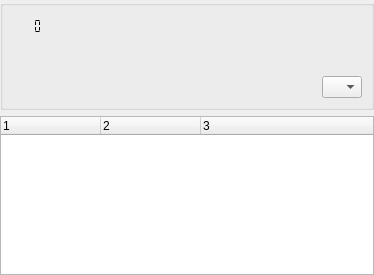
This is trunk/qtui/m1.ui in svn2github/mameplus as Qt 5 draws it before an edit. The edited form follows.
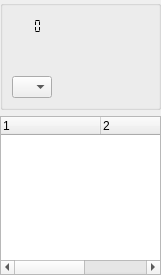
This is the edited form. Icons and pictures are not drawn.

Commit message: 1.3 b16 users can easily drag tabs to rearrange order added Korean translation resize background image on window resize fixed a bug in restoring width of Folder List widget fixed CHD verification new icon

The edit to the form file:
```diff
--- a/trunk/qtui/m1.ui
+++ b/trunk/qtui/m1.ui
@@ -1,11 +1,11 @@
 <ui version="4.0" >
  <class>M1UI</class>
- <widget class="QDockWidget" name="M1UI" >
-  <property name="geometry" >
+ <widget class="QDockWidget" name="M1UI">
+  <property name="geometry">
    <rect>
     <x>0</x>
     <y>0</y>
-    <width>374</width>
+    <width>161</width>
     <height>275</height>
    </rect>
   </property>
@@ -17,25 +17,12 @@
     <property name="margin" >
      <number>0</number>
     </property>
-    <item row="0" column="0" colspan="10" >
-     <widget class="QGroupBox" name="groupBox" >
-      <layout class="QGridLayout" name="gridLayout" >
-       <item row="2" column="20" >
-        <spacer name="horizontalSpacer" >
-         <property name="orientation" >
-          <enum>Qt::Horizontal</enum>
-         </property>
-         <property name="sizeHint" stdset="0" >
-          <size>
-           <width>40</width>
-           <height>20</height>
-          </size>
-         </property>
-        </spacer>
-       </item>
-       <item row="0" column="17" colspan="5" >
-        <widget class="QLabel" name="lblTrackName" >
-         <property name="font" >
+    <item row="0" column="0" colspan="10">
+     <widget class="QGroupBox" name="groupBox">
+      <layout class="QGridLayout" name="gridLayout">
+       <item row="0" column="17" colspan="6">
+        <widget class="QLabel" name="lblTrackName">
+         <property name="font">
           <font>
            <pointsize>10</pointsize>
            <weight>75</weight>
@@ -50,34 +37,11 @@
          </property>
         </widget>
        </item>
-       <item row="2" column="16" >
-        <widget class="QPushButton" name="btnRecord" >
-         <property name="enabled" >
-          <bool>false</bool>
-         </property>
-         <property name="maximumSize" >
-          <size>
-           <width>20</width>
-           <height>16777215</height>
-          </size>
-         </property>
-         <property name="toolTip" >
-          <string>Record</string>
-         </property>
-         <property name="icon" >
-          <iconset resource="mamepguimain.qrc" >
-           <normaloff>:/res/16x16/media-record.png</normaloff>:/res/16x16/media-record.png</iconset>
-         </property>
-         <property name="flat" >
-          <bool>true</bool>
-         </property>
-        </widget>
-       </item>
-       <item row="1" column="16" colspan="6" >
-        <widget class="QLabel" name="lblTrackInfo" >
-         <property name="text" >
-          <string>&lt;!DOCTYPE HTML PUBLIC "-//W3C//DTD HTML 4.0//EN" "http://www.w3.org/TR/REC-html40/strict.dtd">
-&lt;html>&lt;head>&lt;meta name="qrichtext" content="1" />&lt;style type="text/css">
+       <item row="1" column="16" colspan="7">
+        <widget class="QLabel" name="lblTrackInfo">
+         <property name="text">
+          <string>&lt;!DOCTYPE HTML PUBLIC &quot;-//W3C//DTD HTML 4.0//EN&quot; &quot;http://www.w3.org/TR/REC-html40/strict.dtd&quot;&gt;
+&lt;html&gt;&lt;head&gt;&lt;meta name=&quot;qrichtext&quot; content=&quot;1&quot; /&gt;&lt;style type=&quot;text/css&quot;&gt;
 p, li { white-space: pre-wrap; }
 &lt;/style>&lt;/head>&lt;body style=" font-family:'MS Shell Dlg 2'; font-size:8.25pt; font-weight:400; font-style:normal;">
 &lt;p style=" margin-top:0px; margin-bottom:0px; margin-left:0px; margin-right:0px; -qt-block-indent:0; text-indent:0px;"> &lt;/p>
@@ -110,29 +74,32 @@
          </property>
         </widget>
        </item>
-       <item row="2" column="18" >
-        <widget class="QPushButton" name="btnPlay" >
-         <property name="maximumSize" >
+       <item row="2" column="16">
+        <widget class="QComboBox" name="cmbLang">
+         <property name="maximumSize">
           <size>
-           <width>20</width>
+           <width>40</width>
            <height>16777215</height>
           </size>
          </property>
-         <property name="toolTip" >
-          <string>Play</string>
-         </property>
-         <property name="icon" >
-          <iconset resource="mamepguimain.qrc" >
-           <normaloff>:/res/16x16/media-playback-start.png</normaloff>:/res/16x16/media-playback-start.png</iconset>
-         </property>
-         <property name="flat" >
-          <bool>true</bool>
-         </property>
         </widget>
        </item>
-       <item row="2" column="19" >
-        <widget class="QPushButton" name="btnStop" >
-         <property name="maximumSize" >
+       <item row="2" column="17" colspan="4">
+        <spacer name="horizontalSpacer">
+         <property name="orientation">
+          <enum>Qt::Horizontal</enum>
+         </property>
+         <property name="sizeHint" stdset="0">
+          <size>
+           <width>0</width>
+           <height>0</height>
+          </size>
+         </property>
+        </spacer>
+       </item>
+       <item row="2" column="22">
+        <widget class="QPushButton" name="btnStop">
+         <property name="maximumSize">
           <size>
            <width>20</width>
            <height>16777215</height>
@@ -150,14 +117,24 @@
          </property>
         </widget>
        </item>
-       <item row="2" column="21" >
-        <widget class="QComboBox" name="cmbLang" >
-         <property name="maximumSize" >
+       <item row="2" column="21">
+        <widget class="QPushButton" name="btnPlay">
+         <property name="maximumSize">
           <size>
-           <width>40</width>
+           <width>20</width>
            <height>16777215</height>
           </size>
          </property>
+         <property name="toolTip">
+          <string>Play</string>
+         </property>
+         <property name="icon">
+          <iconset resource="mamepguimain.qrc">
+           <normaloff>:/res/16x16/media-playback-start.png</normaloff>:/res/16x16/media-playback-start.png</iconset>
+         </property>
+         <property name="flat">
+          <bool>true</bool>
+         </property>
         </widget>
        </item>
       </layout>
```
Left out of the diff: 61 changed lines with no effect on the pictures. The commit also changes 15 other files.
